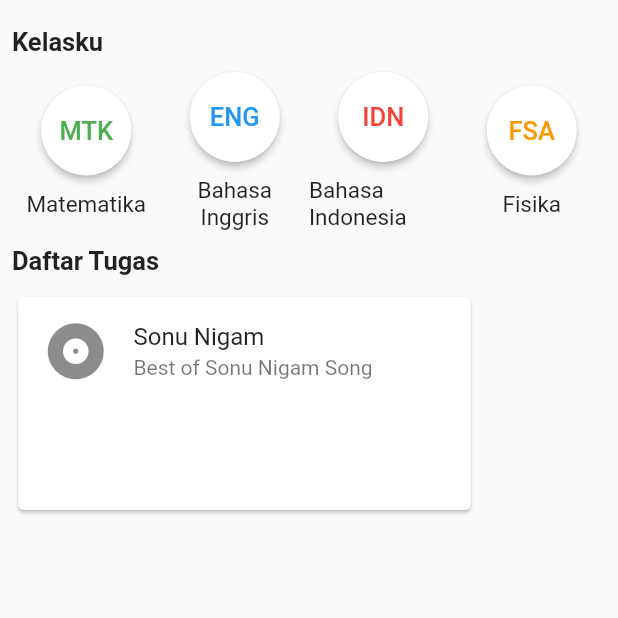
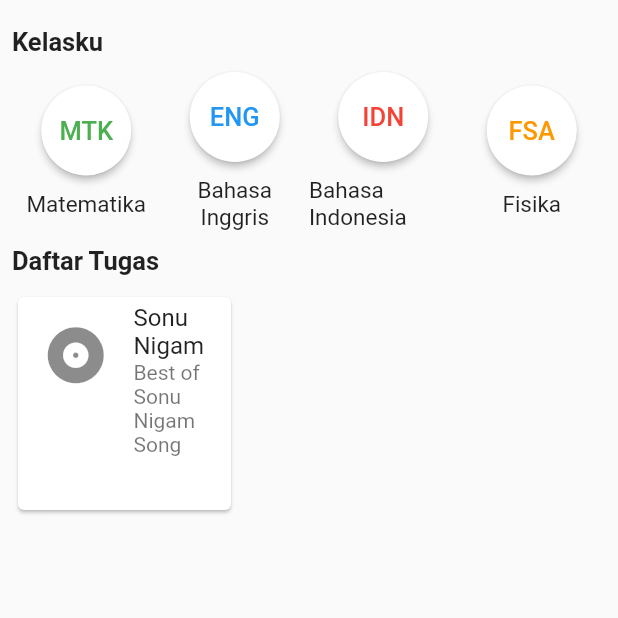
Before and after one commit to Politeknik-Banyuwangi/project-uas-project-uas-eclass-kel3, a Flutter app: the screen it shows after launch, on a phone screen of 412 x 824 dp, the top half of it. Run offline on Flutter 3.47's test engine with Material 2 defaults, Android fonts, the phone set to English and light mode, and no system bars.

```diff
--- a/lib/pages/home_page.dart
+++ b/lib/pages/home_page.dart
@@ -112,7 +112,7 @@ class Homepage extends StatelessWidget {
             children: [
               Container(
                   height: 150,
-                  width: 310,
+                  width: 150,
                   child: Card(
                     child: Column(
                       mainAxisSize: MainAxisSize.min,
```
Also changed, not shown: 1 other file.
